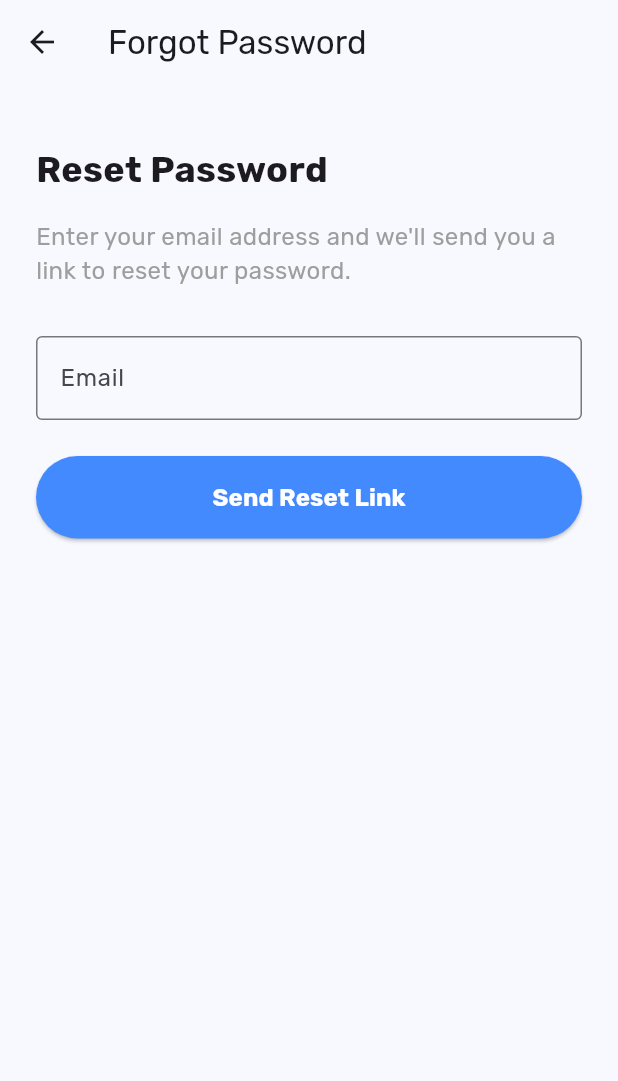
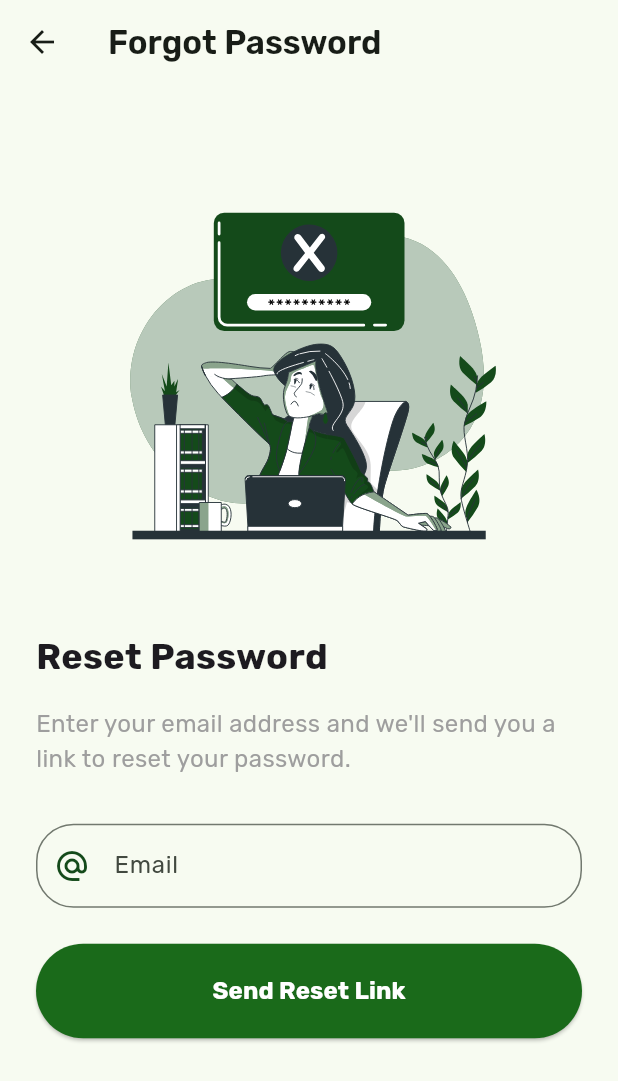
Before and after one commit to RevoBike/RevoBike-Mobile, a Flutter app: the LoginScreen screen opened directly, after a tap on "Forgot Password?", on a phone screen of 412 x 824 dp. Shown: the top 1081 px of the screen. Run offline on Flutter 3.47's test engine with Material 3 defaults, Android fonts, the phone set to English and light mode, and no system bars; our stand-ins replace crystal_navigation_bar, dio, equatable, flutter_secure_storage, flutter_svg, font_awesome_flutter and 7 more; accounts and stored records are empty; network calls fail.

Commit message:
updated ui and theme auth section

```diff
--- /dev/null
+++ b/lib/constants/app_colors.dart
@@ -0,0 +1,13 @@
+import 'package:flutter/material.dart';
+
+// This file defines universal color constants for the application.
+
+class AppColors {
+  // Private constructor to prevent instantiation, as this class only holds static constants.
+  AppColors._();
+
+  // Define your custom colors here using 'static const'
+  // Hex color value: #144a1a (fully opaque)
+  static const Color primaryGreen = Color(0xFF144A1A);
+  static const Color secondaryGreen = Color(0xFF1A6A1A);
+}
--- a/lib/presentation/screens/auth/AuthCheckScreen.dart
+++ b/lib/presentation/screens/auth/AuthCheckScreen.dart
@@ -4,6 +4,7 @@ import 'package:revobike/api/auth_service.dart';
 import 'package:revobike/data/models/User.dart';
 import 'package:revobike/presentation/screens/auth/LoginScreen.dart';
 import 'package:revobike/presentation/screens/home/HomeScreen.dart';
+import 'package:revobike/constants/app_colors.dart';
 
 class AuthCheckScreen extends StatefulWidget {
   const AuthCheckScreen({super.key});
@@ -14,7 +15,7 @@ class AuthCheckScreen extends StatefulWidget {
 
 class _AuthCheckScreenState extends State<AuthCheckScreen> {
   final AuthService _authService =
-      AuthService(baseUrl: "http://10.0.2.2:5000/api");
+      AuthService(baseUrl: "https://backend-ge4m.onrender.com");
   @override
   void initState() {
     super.initState();
@@ -44,7 +45,7 @@ class _AuthCheckScreenState extends State<AuthCheckScreen> {
       backgroundColor: Colors.white,
       body: Center(
           child: LoadingAnimationWidget.fallingDot(
-              color: Colors.blueAccent, size: 35)),
+              color: AppColors.secondaryGreen, size: 35)),
     );
   }
 }
--- a/lib/presentation/screens/auth/ForgotPasswordScreen.dart
+++ b/lib/presentation/screens/auth/ForgotPasswordScreen.dart
@@ -1,7 +1,9 @@
 import 'package:flutter/material.dart';
+import 'package:flutter_svg/flutter_svg.dart';
 import 'package:revobike/api/auth_service.dart';
 import 'package:revobike/presentation/screens/auth/ResetPasswordScreen.dart';
 import 'package:dio/dio.dart';
+import 'package:revobike/constants/app_colors.dart';
 
 class ForgotPasswordScreen extends StatefulWidget {
   const ForgotPasswordScreen({super.key});
@@ -13,7 +15,7 @@ class ForgotPasswordScreen extends StatefulWidget {
 class _ForgotPasswordScreenState extends State<ForgotPasswordScreen> {
   final AuthService authService = AuthService(
     baseUrl: const String.fromEnvironment('API_BASE_URL',
-        defaultValue: 'http://localhost:5000/api'),
+        defaultValue: 'https://backend-ge4m.onrender.com'),
   );
   final TextEditingController _emailController = TextEditingController();
   String? _emailError;
@@ -91,7 +93,10 @@ class _ForgotPasswordScreenState extends State<ForgotPasswordScreen> {
   Widget build(BuildContext context) {
     return Scaffold(
       appBar: AppBar(
-        title: const Text('Forgot Password'),
+        title: const Text(
+          'Forgot Password',
+          style: TextStyle(fontWeight: FontWeight.w600),
+        ),
       ),
       body: SafeArea(
         child: SingleChildScrollView(
@@ -100,6 +105,14 @@ class _ForgotPasswordScreenState extends State<ForgotPasswordScreen> {
             crossAxisAlignment: CrossAxisAlignment.stretch,
             children: [
               const SizedBox(height: 40),
+              Center(
+                child: SvgPicture.asset(
+                  "assets/images/Forgot_password.svg",
+                  width: MediaQuery.of(context).size.width / 1.2,
+                  height: MediaQuery.of(context).size.height / 2.7,
+                ),
+              ),
+              const SizedBox(height: 20),
               const Text(
                 'Reset Password',
                 style: TextStyle(
@@ -120,10 +133,14 @@ class _ForgotPasswordScreenState extends State<ForgotPasswordScreen> {
                 controller: _emailController,
                 keyboardType: TextInputType.emailAddress,
                 decoration: InputDecoration(
+                  prefixIcon: const Icon(Icons.alternate_email,
+                      color: AppColors.primaryGreen),
                   labelText: 'Email',
-                  hintText: 'Enter your AASTU email',
+                  hintText: 'name.fathername@aastustudent.edu.et',
                   errorText: _emailError,
-                  border: const OutlineInputBorder(),
+                  border: OutlineInputBorder(
+                    borderRadius: BorderRadius.circular(25.0),
+                  ),
                 ),
               ),
               if (_generalError != null) ...[
@@ -137,8 +154,8 @@ class _ForgotPasswordScreenState extends State<ForgotPasswordScreen> {
               ElevatedButton(
                 onPressed: _isLoading ? null : _sendResetLink,
                 style: ElevatedButton.styleFrom(
-                  padding: const EdgeInsets.symmetric(vertical: 16),
-                  backgroundColor: Colors.blueAccent,
+                  padding: const EdgeInsets.symmetric(vertical: 20),
+                  backgroundColor: AppColors.secondaryGreen,
                 ),
                 child: _isLoading
                     ? const CircularProgressIndicator(color: Colors.white)
--- a/lib/presentation/screens/auth/LoginScreen.dart
+++ b/lib/presentation/screens/auth/LoginScreen.dart
@@ -6,6 +6,7 @@ import 'package:revobike/data/models/User.dart';
 import 'package:revobike/presentation/screens/auth/SignUpScreen.dart';
 import 'package:revobike/presentation/screens/home/HomeScreen.dart';
 import 'package:revobike/presentation/screens/auth/ForgotPasswordScreen.dart';
+import 'package:revobike/constants/app_colors.dart';
 
 class LoginScreen extends StatefulWidget {
   const LoginScreen({super.key});
@@ -17,7 +18,7 @@ class LoginScreen extends StatefulWidget {
 class _LoginScreenState extends State<LoginScreen> {
   final AuthService _authService = AuthService(
     baseUrl: const String.fromEnvironment('API_BASE_URL',
-        defaultValue: 'http://localhost:5000/api'),
+        defaultValue: 'https://backend-ge4m.onrender.com'),
   );
   final TextEditingController _emailController = TextEditingController();
   final TextEditingController _passwordController = TextEditingController();
@@ -117,43 +118,43 @@ class _LoginScreenState extends State<LoginScreen> {
                     Row(
                       mainAxisAlignment: MainAxisAlignment.spaceBetween,
                       children: [
-                        const Icon(Icons.alternate_email, color: Colors.grey),
                         const SizedBox(width: 15),
                         Expanded(
                           child: TextFormField(
                             controller: _emailController,
-                            decoration: const InputDecoration(
-                              hintText: "Email ID",
-                              hintStyle:
-                                  TextStyle(color: Colors.grey, fontSize: 16),
-                              enabledBorder: UnderlineInputBorder(
-                                borderSide: BorderSide(
-                                  color: Colors.grey,
-                                  width: 1.0,
-                                ),
+                            decoration: InputDecoration(
+                              prefixIcon: const Icon(Icons.alternate_email,
+                                  color: AppColors.primaryGreen),
+                              labelText: "University Email",
+                              hintText: "name.fathername@aastustudent.edu.et",
+                              hintStyle: const TextStyle(
+                                  color: Colors.grey, fontSize: 16),
+                              border: OutlineInputBorder(
+                                borderRadius: BorderRadius.circular(25.0),
+                                borderSide: const BorderSide(),
                               ),
                             ),
                           ),
                         ),
                       ],
                     ),
-                    const SizedBox(height: 10),
+                    const SizedBox(height: 20),
                     Row(
                       children: [
-                        const Icon(Icons.key, color: Colors.grey),
                         const SizedBox(width: 15),
                         Expanded(
                           child: TextFormField(
                             controller: _passwordController,
                             decoration: InputDecoration(
-                                hintText: "Password",
+                                prefixIcon: const Icon(Icons.key,
+                                    color: AppColors.primaryGreen),
+                                labelText: "Password",
+                                hintText: "********",
                                 hintStyle: const TextStyle(
                                     color: Colors.grey, fontSize: 16),
-                                enabledBorder: const UnderlineInputBorder(
-                                  borderSide: BorderSide(
-                                    color: Colors.grey,
-                                    width: 1.0,
-                                  ),
+                                border: OutlineInputBorder(
+                                  borderRadius: BorderRadius.circular(25.0),
+                                  borderSide: const BorderSide(),
                                 ),
                                 suffixIcon: IconButton(
                                     onPressed: () {
@@ -175,7 +176,7 @@ class _LoginScreenState extends State<LoginScreen> {
                       alignment: Alignment.centerRight,
                       child: GestureDetector(
                         onTap: () {
-                           Navigator.push(
+                          Navigator.push(
                             context,
                             MaterialPageRoute(
                               builder: (context) =>
@@ -187,22 +188,22 @@ class _LoginScreenState extends State<LoginScreen> {
                           "Forgot Password?",
                           style: TextStyle(
                             fontWeight: FontWeight.w900,
-                            color: Colors.blueAccent,
+                            color: AppColors.secondaryGreen,
                             fontSize: 14,
                           ),
                         ),
                       ),
                     ),
-                    const SizedBox(height: 10),
+                    const SizedBox(height: 20),
                     ElevatedButton(
                       onPressed: () {
                         _validateAndLogin();
                       },
                       style: ElevatedButton.styleFrom(
-                        padding: const EdgeInsets.symmetric(vertical: 12),
-                        backgroundColor: Colors.blueAccent,
+                        padding: const EdgeInsets.symmetric(vertical: 20),
+                        backgroundColor: AppColors.secondaryGreen,
                         shape: RoundedRectangleBorder(
-                          borderRadius: BorderRadius.circular(8),
+                          borderRadius: BorderRadius.circular(25),
                         ),
                       ),
                       child: buttonChild,
@@ -211,7 +212,7 @@ class _LoginScreenState extends State<LoginScreen> {
                     Row(
                       mainAxisAlignment: MainAxisAlignment.center,
                       children: [
-                        const Text("New to RevoBike? "),
+                        const Text("New to StepGreen? "),
                         TextButton(
                             onPressed: () {
                               Navigator.of(context).push(MaterialPageRoute(
@@ -219,7 +220,7 @@ class _LoginScreenState extends State<LoginScreen> {
                             },
                             child: const Text("Register",
                                 style: TextStyle(
-                                  color: Colors.blue,
+                                  color: AppColors.primaryGreen,
                                   fontWeight: FontWeight.bold,
                                 )))
                       ],
--- a/lib/presentation/screens/auth/ResetPasswordScreen.dart
+++ b/lib/presentation/screens/auth/ResetPasswordScreen.dart
@@ -2,6 +2,7 @@ import 'package:flutter/material.dart';
 import 'package:revobike/api/auth_service.dart';
 import 'package:revobike/presentation/screens/auth/LoginScreen.dart';
 import 'package:dio/dio.dart';
+import 'package:revobike/constants/app_colors.dart';
 
 class ResetPasswordScreen extends StatefulWidget {
   final String email;
@@ -18,7 +19,7 @@ class ResetPasswordScreen extends StatefulWidget {
 class _ResetPasswordScreenState extends State<ResetPasswordScreen> {
   final AuthService authService = AuthService(
     baseUrl: const String.fromEnvironment('API_BASE_URL',
-        defaultValue: 'http://localhost:5000/api'),
+        defaultValue: 'https://backend-ge4m.onrender.com'),
   );
   final TextEditingController _otpController = TextEditingController();
   final TextEditingController _newPasswordController = TextEditingController();
@@ -193,7 +194,7 @@ class _ResetPasswordScreenState extends State<ResetPasswordScreen> {
                 onPressed: _isLoading ? null : _resetPassword,
                 style: ElevatedButton.styleFrom(
                   padding: const EdgeInsets.symmetric(vertical: 16),
-                  backgroundColor: Colors.blueAccent,
+                  backgroundColor: AppColors.secondaryGreen,
                 ),
                 child: _isLoading
                     ? const CircularProgressIndicator(color: Colors.white)
```
Also changed, not shown: lib/main.dart (+5 -4 lines), lib/presentation/screens/auth/OtpVerificationScreen.dart (+12 -7 lines), lib/presentation/screens/auth/SignUpScreen.dart (+52 -51 lines), lib/presentation/widget/BottomNavBar.dart (+5 -4 lines), lib/presentation/widget/CustomAppBar.dart (+5 -4 lines), assets/images/Forgot_password.svg (added), assets/images/bike_parking.svg, assets/images/login_image.svg (deleted), assets/images/pick_bike.svg (added), assets/images/signup_bike.svg (added), assets/images/signup_image.svg (deleted), assets/images/station.png (deleted), lib/presentation/widget/PrimaryButton.dart (deleted).
